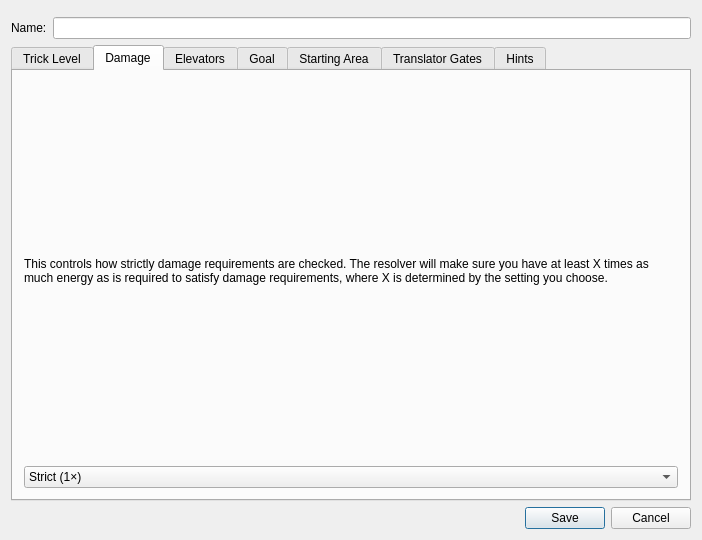
This is randovania/gui/ui_files/logic_settings_window.ui in randovania/randovania as Qt 5 draws it before an edit. The edited form follows.
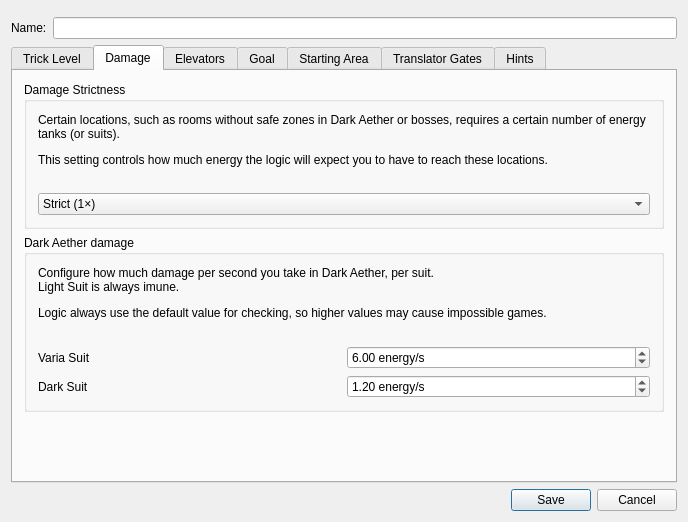
This is the edited form. The open tabs and pages were chosen to show the change.

Commit message: Improve text in Damage tab, move Dark Aether damage settings there.

Patch:
```diff
--- a/randovania/gui/ui_files/logic_settings_window.ui
+++ b/randovania/gui/ui_files/logic_settings_window.ui
@@ -6,8 +6,8 @@
    <rect>
     <x>0</x>
     <y>0</y>
-    <width>702</width>
-    <height>540</height>
+    <width>688</width>
+    <height>514</height>
    </rect>
   </property>
   <property name="windowTitle">
@@ -163,17 +163,45 @@
       <attribute name="title">
        <string>Damage</string>
       </attribute>
-      <layout class="QVBoxLayout" name="verticalLayout_2">
+      <layout class="QVBoxLayout" name="verticalLayout_3">
+       <item>
+        <widget class="QGroupBox" name="damage_strictness_group">
+         <property name="title">
+          <string>Damage Strictness</string>
+         </property>
+         <layout class="QVBoxLayout" name="damage_strictness_layout">
        <item>
         <widget class="QLabel" name="damage_strictness_label">
+            <property name="sizePolicy">
+             <sizepolicy hsizetype="Preferred" vsizetype="Minimum">
+              <horstretch>0</horstretch>
+              <verstretch>0</verstretch>
+             </sizepolicy>
+            </property>
          <property name="text">
-          <string>&lt;html&gt;&lt;head/&gt;&lt;body&gt;&lt;p&gt;This controls how strictly damage requirements are checked. The resolver will make sure you have at least X times as much energy as is required to satisfy damage requirements, where X is determined by the setting you choose.&lt;/p&gt;&lt;/body&gt;&lt;/html&gt;</string>
+             <string>&lt;html&gt;&lt;head/&gt;&lt;body&gt;&lt;p&gt;Certain locations, such as rooms without safe zones in Dark Aether or bosses, requires a certain number of energy tanks (or suits).&lt;/p&gt;&lt;p&gt;This setting controls how much energy the logic will expect you to have to reach these locations.&lt;/p&gt;&lt;/body&gt;&lt;/html&gt;</string>
          </property>
          <property name="wordWrap">
           <bool>true</bool>
          </property>
         </widget>
        </item>
+          <item>
+           <spacer name="damage_strictness_spacer">
+            <property name="orientation">
+             <enum>Qt::Vertical</enum>
+            </property>
+            <property name="sizeType">
+             <enum>QSizePolicy::Fixed</enum>
+            </property>
+            <property name="sizeHint" stdset="0">
+             <size>
+              <width>20</width>
+              <height>20</height>
+             </size>
+            </property>
+           </spacer>
+          </item>
        <item>
         <widget class="QComboBox" name="damage_strictness_combo">
          <property name="currentText">
@@ -198,6 +226,115 @@
        </item>
       </layout>
      </widget>
+       </item>
+       <item>
+        <widget class="QGroupBox" name="dark_aether_box">
+         <property name="sizePolicy">
+          <sizepolicy hsizetype="Preferred" vsizetype="Fixed">
+           <horstretch>0</horstretch>
+           <verstretch>0</verstretch>
+          </sizepolicy>
+         </property>
+         <property name="title">
+          <string>Dark Aether damage</string>
+         </property>
+         <layout class="QGridLayout" name="dark_aether_layout">
+          <item row="2" column="1">
+           <widget class="QDoubleSpinBox" name="varia_suit_spin_box">
+            <property name="suffix">
+             <string> energy/s</string>
+            </property>
+            <property name="maximum">
+             <double>60.000000000000000</double>
+            </property>
+            <property name="stepType">
+             <enum>QAbstractSpinBox::AdaptiveDecimalStepType</enum>
+            </property>
+            <property name="value">
+             <double>6.000000000000000</double>
+            </property>
+           </widget>
+          </item>
+          <item row="2" column="0">
+           <widget class="QLabel" name="varia_suit_label">
+            <property name="text">
+             <string>Varia Suit</string>
+            </property>
+           </widget>
+          </item>
+          <item row="3" column="0">
+           <widget class="QLabel" name="dark_suit_label">
+            <property name="text">
+             <string>Dark Suit</string>
+            </property>
+           </widget>
+          </item>
+          <item row="3" column="1">
+           <widget class="QDoubleSpinBox" name="dark_suit_spin_box">
+            <property name="suffix">
+             <string> energy/s</string>
+            </property>
+            <property name="maximum">
+             <double>60.000000000000000</double>
+            </property>
+            <property name="stepType">
+             <enum>QAbstractSpinBox::AdaptiveDecimalStepType</enum>
+            </property>
+            <property name="value">
+             <double>1.200000000000000</double>
+            </property>
+           </widget>
+          </item>
+          <item row="0" column="0" colspan="2">
+           <widget class="QLabel" name="dark_aether_label">
+            <property name="sizePolicy">
+             <sizepolicy hsizetype="Preferred" vsizetype="Minimum">
+              <horstretch>0</horstretch>
+              <verstretch>0</verstretch>
+             </sizepolicy>
+            </property>
+            <property name="text">
+             <string>&lt;html&gt;&lt;head/&gt;&lt;body&gt;&lt;p&gt;Configure how much damage per second you take in Dark Aether, per suit.&lt;br/&gt;Light Suit is always imune.&lt;/p&gt;&lt;p&gt;Logic always use the default value for checking, so higher values may cause impossible games.&lt;/p&gt;&lt;/body&gt;&lt;/html&gt;</string>
+            </property>
+            <property name="wordWrap">
+             <bool>false</bool>
+            </property>
+           </widget>
+          </item>
+          <item row="1" column="0" colspan="2">
+           <spacer name="damage_strictness_spacer">
+            <property name="orientation">
+             <enum>Qt::Vertical</enum>
+            </property>
+            <property name="sizeType">
+             <enum>QSizePolicy::Fixed</enum>
+            </property>
+            <property name="sizeHint" stdset="0">
+             <size>
+              <width>20</width>
+              <height>20</height>
+             </size>
+            </property>
+           </spacer>
+          </item>
+         </layout>
+        </widget>
+       </item>
+       <item>
+        <spacer name="damage_spacer">
+         <property name="orientation">
+          <enum>Qt::Vertical</enum>
+         </property>
+         <property name="sizeHint" stdset="0">
+          <size>
+           <width>20</width>
+           <height>40</height>
+          </size>
+         </property>
+        </spacer>
+       </item>
+      </layout>
+     </widget>
      <widget class="QWidget" name="elevator_tab">
       <attribute name="title">
        <string>Elevators</string>
```
Left out of the diff: 10 changed lines with no effect on the pictures. Lines whose indentation alone changed are shown as unchanged. The commit also changes 3 other files.
